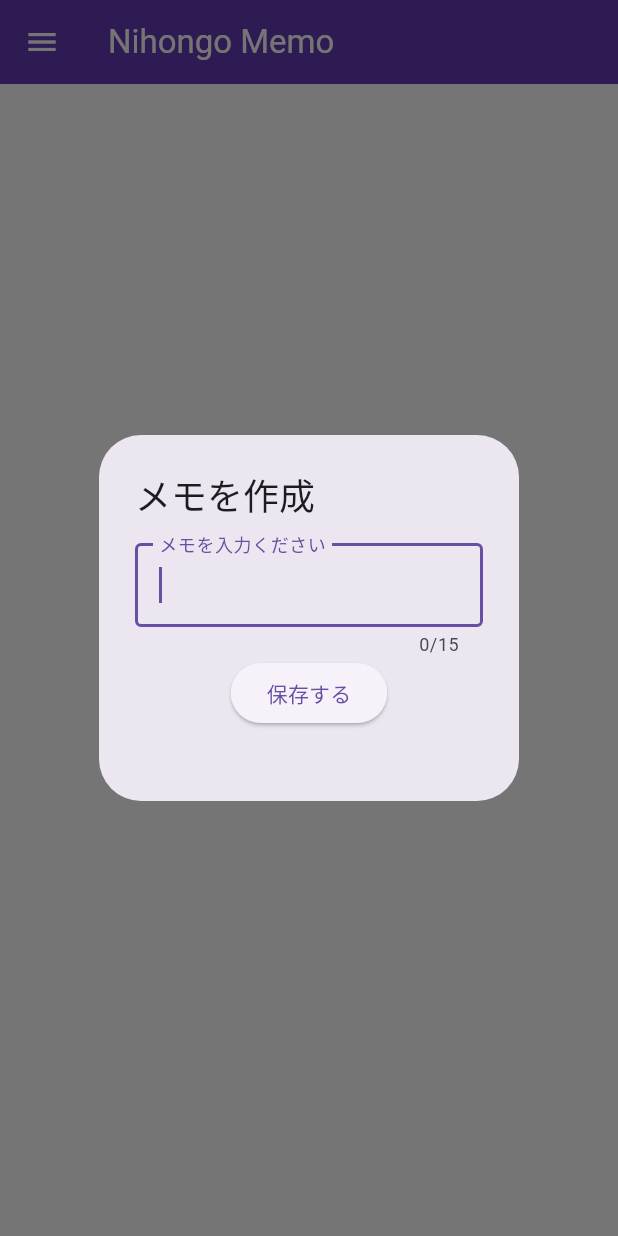
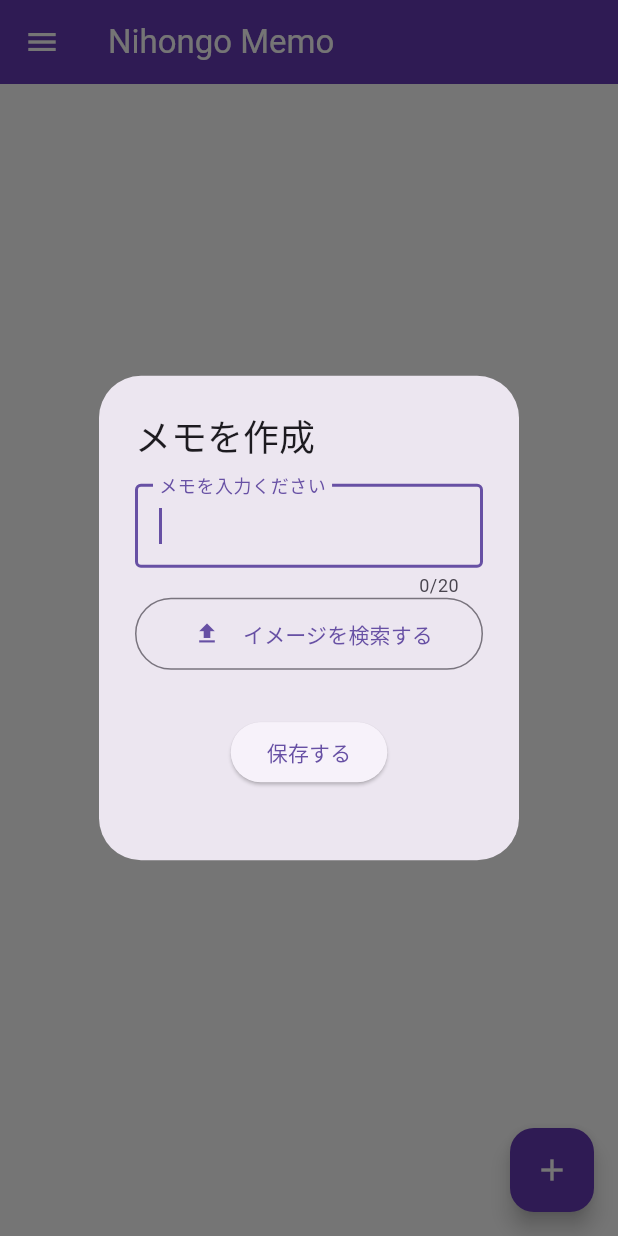
Before and after one commit to aarancibiaj4251/MemoApp, a Flutter app: the HomePage screen opened by its route, after a tap on "すぐに作成する", on a phone screen of 412 x 824 dp. Run offline on Flutter 3.47's test engine with Material 3 defaults, Android fonts, the phone set to English and light mode, and no system bars; our stand-ins replace file_picker, hive_ce, hive_ce_flutter; missing offline and left inert: flutter_neat_and_clean_calendar; accounts and stored records are empty; statements that could not run were skipped.

Commit message:
develop - feature: added hive package - feature: added file picker extension - feature: implemented file input in create memo

```diff
--- a/lib/components/memo_card.dart
+++ b/lib/components/memo_card.dart
@@ -1,6 +1,5 @@
 import 'package:flutter/material.dart';
 import 'package:nihongo_memo/models/memo.dart';
-import 'package:nihongo_memo/utils/constants.dart';
 
 class MemoCard extends StatelessWidget {
   final Memo memo;
@@ -31,7 +30,10 @@ class MemoCard extends StatelessWidget {
                               borderRadius: BorderRadius.circular(10),
                             ),
                             clipBehavior: Clip.hardEdge,
-                            child: Image.network('https://aarancibiaj4251.github.io/sengoku-bushou/assets/img/ig_sanada.jpg'),
+                            child: Image.memory(
+                              memo.image,
+                              fit: BoxFit.cover,
+                            ),
                           ),
                         ),
                   ],
--- a/lib/components/memo_create_form.dart
+++ b/lib/components/memo_create_form.dart
@@ -1,12 +1,16 @@
+import 'dart:io';
+
 import 'package:flutter/material.dart';
+import 'package:file_picker/file_picker.dart';
+import 'package:hive_ce/hive_ce.dart';
 
-import 'package:hive_ce/hive_ce.dart';
 import 'package:nihongo_memo/models/memo.dart';
 import 'package:nihongo_memo/utils/constants.dart';
 import 'package:nihongo_memo/utils/helpers.dart';
 
 class MemoCreateForm extends StatefulWidget {
-  const MemoCreateForm({super.key});
+  const MemoCreateForm({super.key, dynamic file});
+  final dynamic file = null;
 
   @override
   State<MemoCreateForm> createState() => _MemoCreateFormState();
@@ -14,15 +18,22 @@ class MemoCreateForm extends StatefulWidget {
 
 class _MemoCreateFormState extends State<MemoCreateForm> {
   final _formKey = GlobalKey<FormState>();
+  late PlatformFile? file;
+
+  @override
+  void initState() {
+    super.initState();
+    file = widget.file;
+  }
 
   _validator(String? value) {
     if (value == null || value.isEmpty) {
-      return 'Please enter some text';
+      return 'メモを入力してください';
     }
     return null;
   }
 
-  onPressed() async{
+  void onPressed() async {
     Navigator.of(context).pop();
 
     var state = _formKey.currentState;
@@ -31,7 +42,11 @@ class _MemoCreateFormState extends State<MemoCreateForm> {
 
       var first = state.fields.first;
 
-      var memo = Memo(id: createUUID(), name: first.value);
+      var memo = Memo(id: createUUID(), name: first.value, color: randomColor());
+      if (file != null) {
+        var bytesFile = await file!.readAsBytes();
+        memo.image = bytesFile;
+      }
 
       final memoBox = Hive.box(MEMO_ENTITY);
       memoBox.put(memo.id, memo);
@@ -46,6 +61,13 @@ class _MemoCreateFormState extends State<MemoCreateForm> {
     }
   }
 
+  Widget validateFile() {
+    if (file != null) {
+      return Text('File name: ${file?.name}');
+    }
+    return Text("");
+  }
+
   @override
   Widget build(BuildContext context) {
 
@@ -56,17 +78,44 @@ class _MemoCreateFormState extends State<MemoCreateForm> {
         children: [
           TextFormField(
                 autofocus: true,
-                maxLength: 15,
+                maxLength: 20,
                 decoration: InputDecoration(
                   border: OutlineInputBorder(),
                   labelText: 'メモを入力ください',
               ),
               validator: (e) => _validator(e),
             ),
-            ElevatedButton(
+          OutlinedButton(
+            onPressed: () async {
+                        var choosenFile = await FilePicker.pickFile(
+                          type: FileType.image,
+                          allowedExtensions: ['jpeg', 'png'],
+                        );
+                        if (choosenFile != null) {
+                          setState(() {
+                            file = choosenFile;
+                          });
+                        }
+                      },
+            child: Flex(
+                  direction: Axis.horizontal,
+                  children: [
+                    IconButton(
+                      icon: Icon(Icons.upload),
+                      onPressed: () => {},
+                    ),
+                    Text("イメージを検索する"),
+                  ],
+                ),
+          ),
+          validateFile(),
+          Padding(
+            padding: const EdgeInsets.fromLTRB(0, 10, 0, 0),
+            child: ElevatedButton(
               onPressed: onPressed,
               child: const Text('保存する'),
             ),
+          ),
         ],
       ),
     );
--- a/lib/models/memo.dart
+++ b/lib/models/memo.dart
@@ -1,6 +1,8 @@
 import 'dart:typed_data';
 
+import 'package:flutter/material.dart';
 import 'package:hive_ce/hive_ce.dart';
+import 'package:nihongo_memo/utils/helpers.dart';
 
 part 'memo.g.dart';
 
@@ -15,19 +17,11 @@ class Memo extends HiveObject{
   @HiveField(3)
   final DateTime updatedAt;
   @HiveField(4)
-  final Uint8List image;
+  late Uint8List image;
   @HiveField(5)
   final List<String> sentences;
+  @HiveField(6)
+  final Color color;
 
-  Memo({required this.id, required this.name, Uint8List? image, DateTime? createdAt, DateTime? updatedAt, List<String>? sentences}) : createdAt = createdAt ?? DateTime.now(), updatedAt = updatedAt ?? DateTime.now(), image = Uint8List.fromList([]), sentences = [];
-
-  // factory Memo.fromJson(Map<String, dynamic> json) => Memo(
-  //   id: json['id'] as String,
-  //   name: json['name'] as String,
-  // );
-
-  // Map<String, dynamic> toJson() => {
-  //   'id': id,
-  //   'name': name,
-  // };
+  Memo({required this.id, required this.name, required this.color, Uint8List? image, List<String>? sentences, DateTime? createdAt, DateTime? updatedAt}) : createdAt = createdAt ?? DateTime.now(), updatedAt = updatedAt ?? DateTime.now(), image = Uint8List.fromList([]), sentences = [];
 }
--- a/lib/pages/home.dart
+++ b/lib/pages/home.dart
@@ -3,21 +3,19 @@ import 'package:hive_ce_flutter/hive_ce_flutter.dart';
 import 'package:nihongo_memo/components/memo_schedule.dart';
 import 'package:nihongo_memo/utils/constants.dart';
 import 'package:nihongo_memo/utils/functions.dart';
-import 'package:hive_ce/hive_ce.dart';
 
-void main() {
-  runApp(HomePage());
+class HomePage extends StatefulWidget {
+  const HomePage({super.key});
+
+  @override
+  State<HomePage> createState() => _HomePageState();
 }
 
-class HomePage extends StatelessWidget {
-  HomePage({super.key});
-
+class _HomePageState extends State<HomePage> {
   var isAllowedBuildFloatingButton = true;
 
   @override
   Widget build(BuildContext context) {
-
-    var memoBox = Hive.box(MEMO_ENTITY);
 
     return Scaffold(
         appBar: AppBar(
@@ -32,7 +30,12 @@ class HomePage extends StatelessWidget {
           ),
         ),
         backgroundColor: Colors.white,
-        body: memoBox.isEmpty ? buildNoMemos(context) : MemoSchedule(),
+        body: ValueListenableBuilder<Box>(
+          valueListenable: Hive.box(MEMO_ENTITY).listenable(),
+          builder: (context, box, widget) {
+            return box.isEmpty ? buildNoMemos(context) : MemoSchedule();
+          }
+        ),
         floatingActionButton: isAllowedBuildFloatingButton ? FloatingActionButton(
           onPressed: () => createMemoDialog(context),
           backgroundColor: Colors.deepPurple,
@@ -67,5 +70,4 @@ class HomePage extends StatelessWidget {
         ],
       );
   }
-
 }
--- a/pubspec.yaml
+++ b/pubspec.yaml
@@ -1,5 +1,5 @@
 name: nihongo_memo
-description: "A new Flutter project."
+description: "Mobile app for make notes of words to remmber"
 # The following line prevents the package from being accidentally published to
 # pub.dev using `flutter pub publish`. This is preferred for private packages.
 publish_to: 'none' # Remove this line if you wish to publish to pub.dev
@@ -38,6 +38,7 @@ dependencies:
   hive_ce: ^2.23.2
   hive_ce_flutter: ^2.5.0
   uuid: ^4.6.0
+  file_picker: ^13.3.3
 
 dev_dependencies:
   flutter_test:
```
Also changed, not shown: lib/utils/functions.dart (+5 -38 lines), lib/utils/helpers.dart (+8 -0 lines), lib/hive_registrar.g.dart (added), lib/models/memo.g.dart, pubspec.lock, 1 other file.
